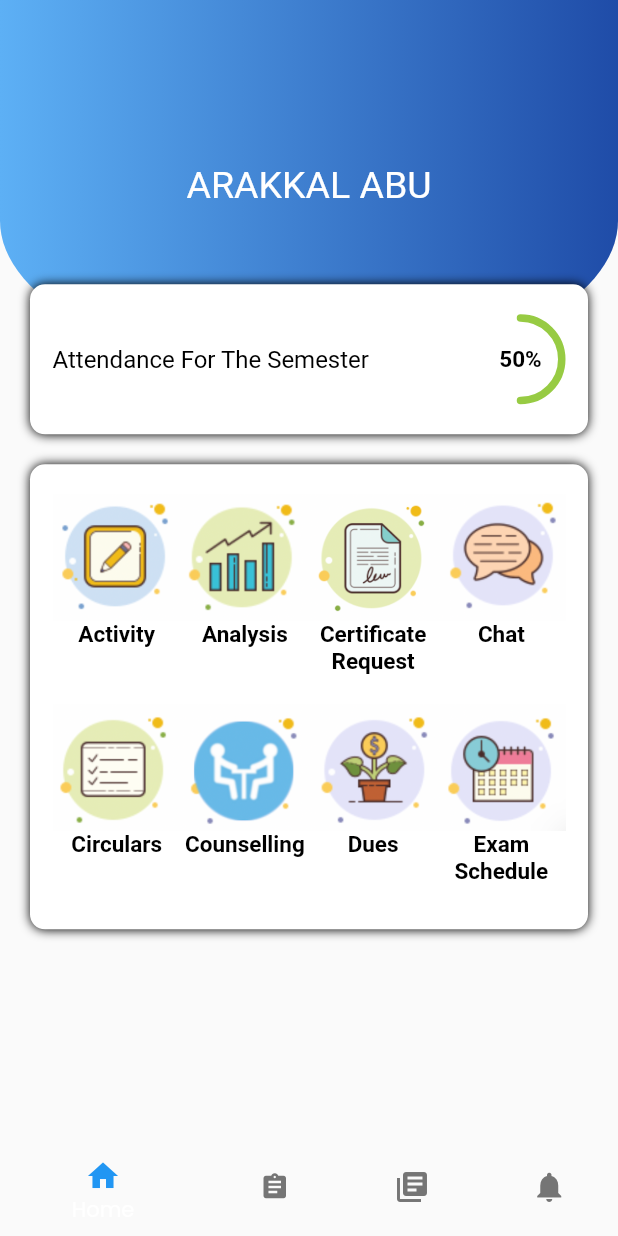
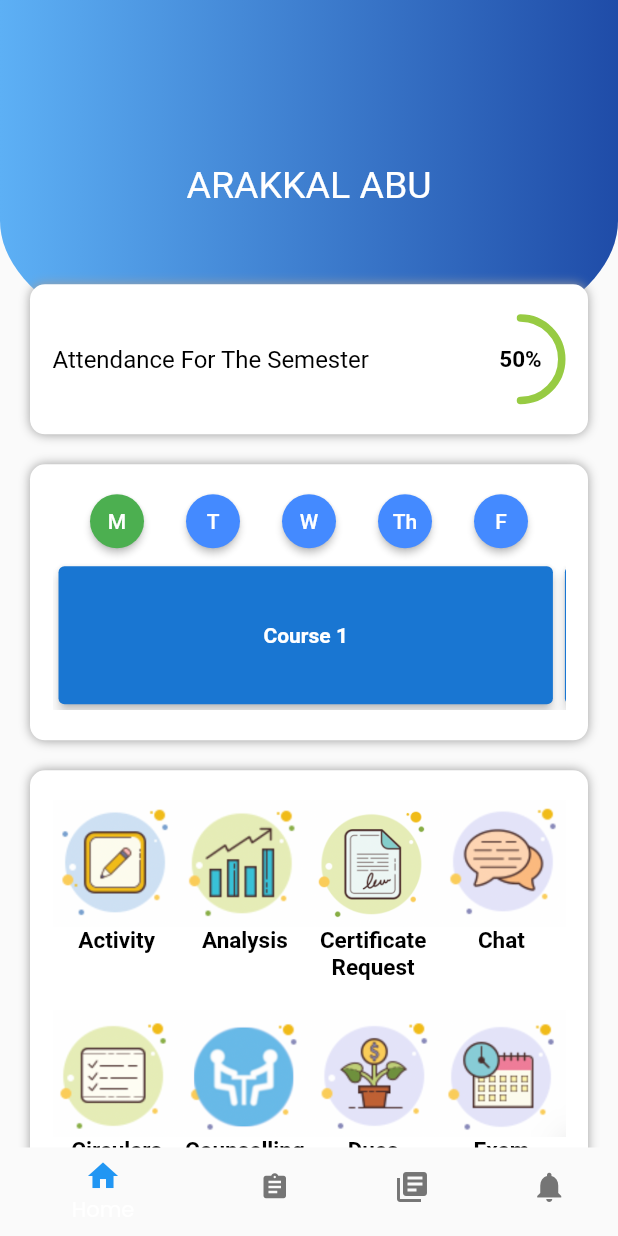
Before and after one commit to GDSCSCTCE/Student-Port, a Flutter app: the screen it shows after launch, on a phone screen of 412 x 824 dp. Run offline on Flutter 3.47's test engine with Material 2 defaults, Android fonts, the phone set to English and light mode, and no system bars; drawn by our look-alikes of percent_indicator; our stand-ins replace google_fonts, sizer.

Commit message:
adden Timetable card in homescreen

```diff
--- a/lib/views/home_screen/home_screen.dart
+++ b/lib/views/home_screen/home_screen.dart
@@ -10,7 +10,7 @@ class HomeScreen extends StatefulWidget {
 }
 
 class _HomeScreenState extends State<HomeScreen> {
-  static const contentLabel = [
+  final contentLabel = [
     'Activity',
     'Analysis',
     'Certificate Request',
@@ -20,6 +20,51 @@ class _HomeScreenState extends State<HomeScreen> {
     'Dues',
     'Exam Schedule'
   ];
+
+  Map<String, List<String>> timeTable = {
+    'M': [
+      'Course 1',
+      'Course 2',
+      'Course 1',
+      'Course 4',
+      'Course 5',
+      'Course 6',
+    ],
+    'T': [
+      'Course 1',
+      'Course 2',
+      'Course 1',
+      'Course 4',
+      'Course 5',
+      'Course 6',
+    ],
+    'W': [
+      'Course 1',
+      'Course 2',
+      'Course 1',
+      'Course 4',
+      'Course 5',
+      'Course 6',
+    ],
+    'Th': [
+      'Course 1',
+      'Course 2',
+      'Course 1',
+      'Course 4',
+      'Course 5',
+      'Course 6',
+    ],
+    'F': [
+      'Course 1',
+      'Course 2',
+      'Course 1',
+      'Course 4',
+      'Course 5',
+      'Course 6',
+    ],
+  };
+
+  var _timeTableDay = 'M';
 
   Widget _getAppBar() {
     return Container(
@@ -52,13 +97,14 @@ class _HomeScreenState extends State<HomeScreen> {
       alignment: Alignment.center,
       padding: const EdgeInsets.symmetric(vertical: 20, horizontal: 15),
       decoration: const BoxDecoration(
+        boxShadow: [
+          BoxShadow(
+            color: Colors.grey,
+            blurRadius: 5,
+          )
+        ],
         color: Colors.white,
         borderRadius: BorderRadius.all(Radius.circular(10)),
-        boxShadow: [
-          BoxShadow(
-            blurRadius: 5.0,
-          )
-        ],
       ),
       child: Row(
         mainAxisAlignment: MainAxisAlignment.spaceBetween,
@@ -93,20 +139,93 @@ class _HomeScreenState extends State<HomeScreen> {
     );
   }
 
+  ElevatedButton _dayButton(e) {
+    return ElevatedButton(
+      style: ElevatedButton.styleFrom(
+          backgroundColor:
+              e == _timeTableDay ? Colors.green : Colors.blueAccent,
+          tapTargetSize: MaterialTapTargetSize.shrinkWrap,
+          shape: CircleBorder(side: BorderSide.none)),
+      onPressed: () {
+        setState(() {
+          _timeTableDay = e;
+        });
+      },
+      child: Text(e),
+    );
+  }
+
+  Widget _getTimeTablecard() {
+    return Container(
+      width: double.infinity,
+      alignment: Alignment.center,
+      padding: const EdgeInsets.symmetric(vertical: 20, horizontal: 15),
+      decoration: const BoxDecoration(
+        boxShadow: [
+          BoxShadow(
+            color: Colors.grey,
+            blurRadius: 5,
+          )
+        ],
+        color: Colors.white,
+        borderRadius: BorderRadius.all(Radius.circular(10)),
+      ),
+      child: Column(
+        crossAxisAlignment: CrossAxisAlignment.center,
+        children: [
+          Row(
+            mainAxisAlignment: MainAxisAlignment.spaceEvenly,
+            children: [
+              ButtonBar(
+                buttonPadding: EdgeInsets.zero,
+                alignment: MainAxisAlignment.center,
+                children: [...timeTable.keys.map((e) => _dayButton(e))],
+              ),
+            ],
+          ),
+          SizedBox(
+            height: 8,
+          ),
+          SizedBox(
+            height: 100,
+            child: ListView.builder(
+              scrollDirection: Axis.horizontal,
+              itemCount: 6,
+              physics: PageScrollPhysics(),
+              itemBuilder: (context, index) => Card(
+                  elevation: 3,
+                  color: Colors.blue[700],
+                  child: Container(
+                    alignment: Alignment.center,
+                    width: 80.w,
+                    child: Text(
+                        style: TextStyle(
+                          fontWeight: FontWeight.bold,
+                          color: Colors.white,
+                        ),
+                        timeTable[_timeTableDay]![index]),
+                  )),
+            ),
+          )
+        ],
+      ),
+    );
+  }
+
   Widget _getMainContentCard() {
     return Container(
       width: double.infinity,
       alignment: Alignment.center,
       padding: const EdgeInsets.symmetric(vertical: 20, horizontal: 15),
       decoration: const BoxDecoration(
-        color: Colors.white,
-        borderRadius: BorderRadius.all(Radius.circular(10)),
-        boxShadow: [
-          BoxShadow(
-            blurRadius: 5.0,
-          )
-        ],
-      ),
+          color: Colors.white,
+          borderRadius: BorderRadius.all(Radius.circular(10)),
+          boxShadow: [
+            BoxShadow(
+              color: Colors.grey,
+              blurRadius: 5,
+            )
+          ]),
       child: GridView.builder(
         shrinkWrap: true,
         gridDelegate: SliverGridDelegateWithMaxCrossAxisExtent(
@@ -160,6 +279,10 @@ class _HomeScreenState extends State<HomeScreen> {
                 const SizedBox(
                   height: 20,
                 ),
+                _getTimeTablecard(),
+                const SizedBox(
+                  height: 20,
+                ),
                 _getMainContentCard()
               ],
             ),
```
